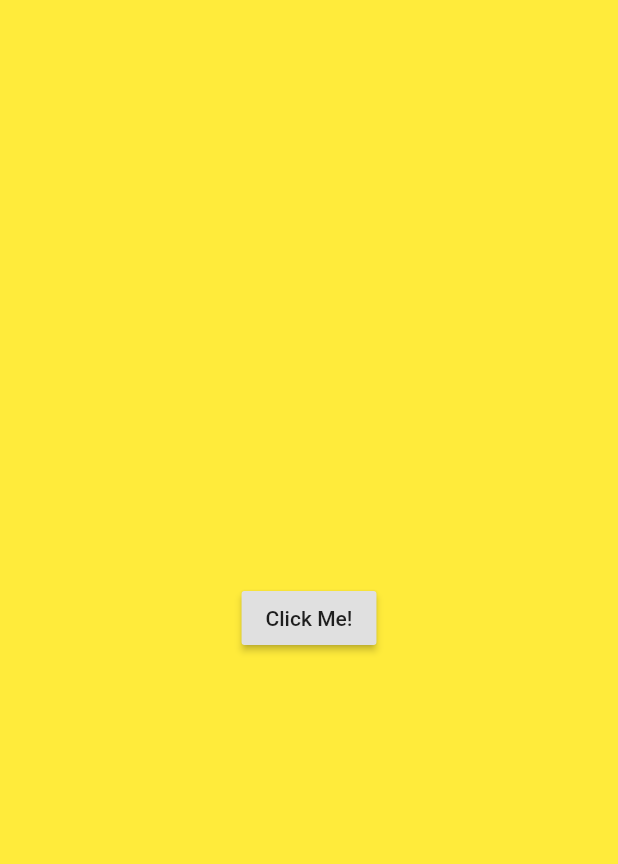
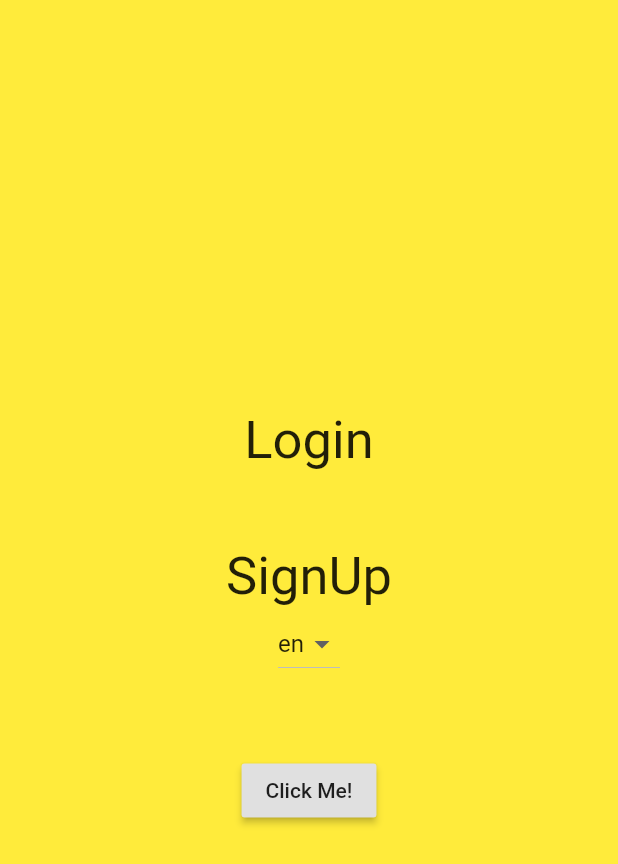
Before and after one commit to karimkahraba0/getx_for_learn, a Flutter app: the screen it shows after launch, on a phone screen of 412 x 824 dp. Shown: the top 864 px of the screen. Run offline on Flutter 3.47's test engine with Material 2 defaults, Android fonts, the phone set to English and light mode, and no system bars; our stand-ins replace get.

Commit message:
making file of languages and translation

```diff
--- a/lib/main.dart
+++ b/lib/main.dart
@@ -1,5 +1,6 @@
 import 'package:flutter/material.dart';
 import 'package:get/get.dart';
+import 'package:getx_learning/translation.dart';
 import 'package:getx_learning/views/first_screen.dart';
 
 void main() {
@@ -14,9 +15,9 @@ class MyApp extends StatelessWidget {
     return GetMaterialApp(
       debugShowCheckedModeBanner: false,
       title: 'Getx Package',
-      theme: ThemeData(
-        primarySwatch: Colors.blue,
-      ),
+      translations: Translation(),
+      locale: Locale('en'), /// Default language
+      fallbackLocale: Locale('en'), /// if there is an error in languages file
       home: FirstScreen(),
     );
   }
--- /dev/null
+++ b/lib/translation.dart
@@ -0,0 +1,15 @@
+import 'package:get/get.dart';
+import 'package:getx_learning/utils/languages/ar.dart';
+import 'package:getx_learning/utils/languages/en.dart';
+
+class Translation extends Translations {
+
+ /// use this method to answer what languages ypu will use in app
+ /// we use map in languages to put our words and their keys
+  @override
+  // TODO: implement keys
+  Map<String, Map<String, String>> get keys => {
+        'en': en,
+        'ar': ar,
+      };
+}
--- /dev/null
+++ b/lib/utils/languages/ar.dart
@@ -0,0 +1,4 @@
+const Map<String, String> ar = {
+  'login': 'تسجيل دخول',
+  'SignUp': 'تسجيل حساب جديد',
+};
--- /dev/null
+++ b/lib/utils/languages/en.dart
@@ -0,0 +1,4 @@
+const Map<String, String> en = {
+  'login': 'Login',
+  'signUp': 'Sign up',
+};
--- a/lib/views/first_screen.dart
+++ b/lib/views/first_screen.dart
@@ -2,13 +2,51 @@ import 'package:flutter/material.dart';
 import 'package:get/get.dart';
 import 'package:getx_learning/views/second_screen.dart';
 
-class FirstScreen extends StatelessWidget {
+class FirstScreen extends StatefulWidget {
+  @override
+  _FirstScreenState createState() => _FirstScreenState();
+}
+
+class _FirstScreenState extends State<FirstScreen> {
+  String _selectedLang = 'en';
+
   @override
   Widget build(BuildContext context) {
     return Scaffold(
       backgroundColor: Colors.yellow,
       body: Center(
-        child: Container(
+        child: Column(
+          mainAxisAlignment: MainAxisAlignment.center,
+          children: [
+            Text(
+              'Login',
+              style: TextStyle(fontSize: 35),
+            ),
+            SizedBox(height: 50),
+            Text(
+              'SignUp',
+              style: TextStyle(fontSize: 35),
+            ),
+            DropdownButton(
+              value: _selectedLang,
+              onChanged: (value) {
+                setState(() {
+                  _selectedLang = value;
+                });
+              },
+              items: [
+                DropdownMenuItem(
+                  child: Text('en'),
+                  value: 'en',
+                ),
+                DropdownMenuItem(
+                  child: Text('ar'),
+                  value: 'ar',
+                ),
+              ],
+            ),
+            SizedBox(height: 50),
+            Container(
               child: RaisedButton(
                 onPressed: () {
                   /// Default route
@@ -19,6 +57,8 @@ class FirstScreen extends StatelessWidget {
                 child: Text("Click Me!"),
               ),
             ),
+          ],
+        ),
       ),
     );
   }
```
Lines whose indentation alone changed are shown as unchanged.
